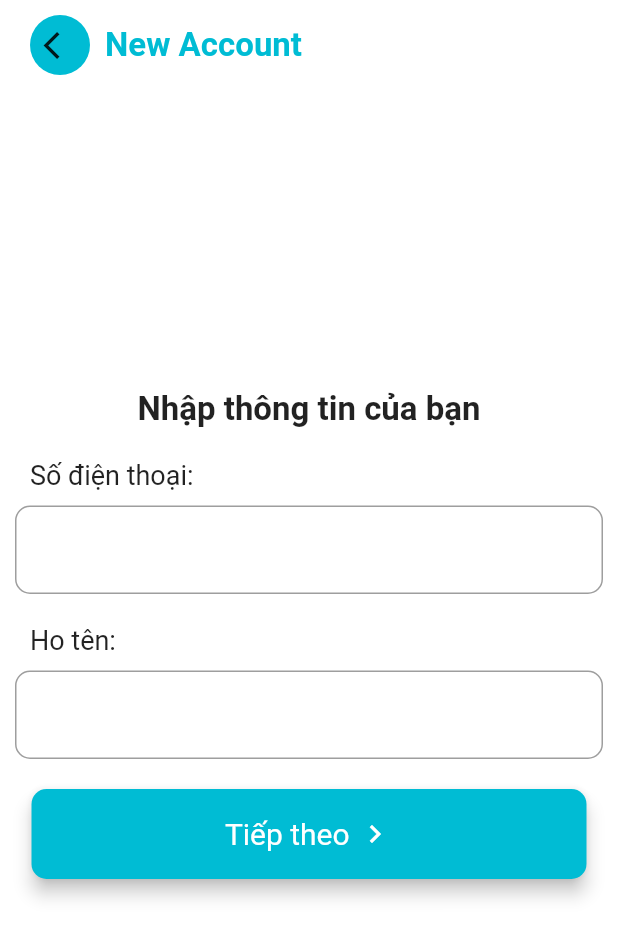
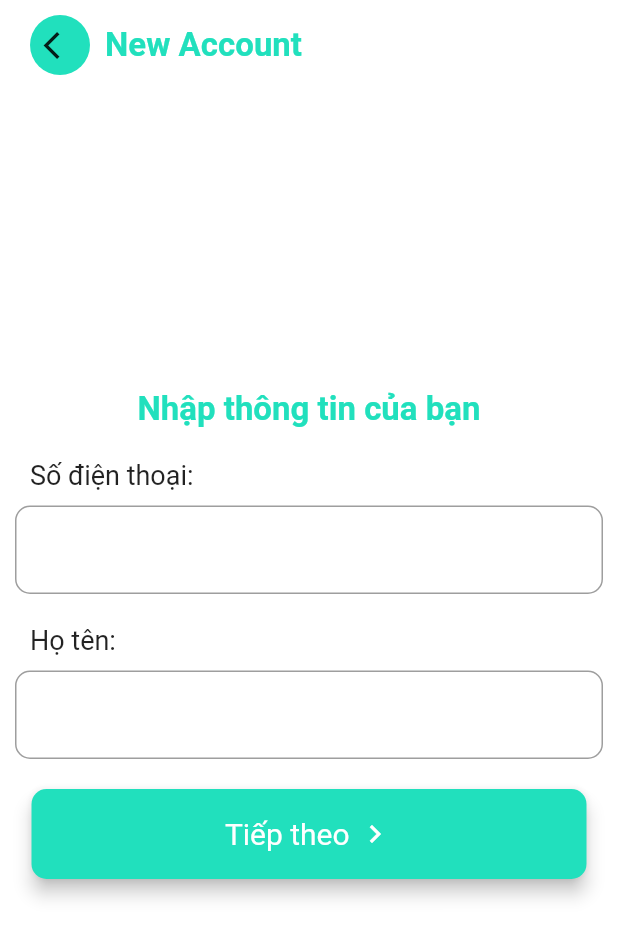
Before and after one commit to alexander-thien/GrabVN, a Flutter app: the NewAccountPage screen opened by its route, on a phone screen of 412 x 824 dp. Shown: the top 938 px of the screen. Run offline on Flutter 3.47's test engine with Material 2 defaults, Android fonts, the phone set to English and light mode, and no system bars.

Commit message:
change color primary

```diff
--- a/lib/screens/new_account_page.dart
+++ b/lib/screens/new_account_page.dart
@@ -19,20 +19,11 @@ class NewAccountPage extends StatelessWidget {
                     const EdgeInsets.symmetric(horizontal: 20, vertical: 10),
                 child: Row(
                   children: <Widget>[
-                    // IconButton(
-                    //     splashRadius: 20,
-                    //     icon: const Icon(
-                    //       Icons.arrow_back_ios,
-                    //       color: Colors.cyan,
-                    //     ),
-                    //     onPressed: () {
-                    //       print("Hello");
-                    //     }),
                     SizedBox.fromSize(
                       size: const Size(40, 40),
                       child: ClipOval(
                         child: Material(
-                          color: Colors.cyan,
+                          color: const Color.fromRGBO(33, 224, 189, 1),
                           child: InkWell(
                               onTap: () {
                                 Navigator.of(context)
@@ -54,7 +45,7 @@ class NewAccountPage extends StatelessWidget {
                           style: TextStyle(
                               fontSize: 22,
                               fontWeight: FontWeight.bold,
-                              color: Colors.cyan),
+                              color: Color.fromRGBO(33, 224, 189, 1)),
                         )
                       ],
                     ),
@@ -66,7 +57,10 @@ class NewAccountPage extends StatelessWidget {
               ),
               const Text(
                 'Nhập thông tin của bạn',
-                style: TextStyle(fontWeight: FontWeight.bold, fontSize: 22),
+                style: TextStyle(
+                    fontWeight: FontWeight.bold,
+                    fontSize: 22,
+                    color: Color.fromRGBO(33, 224, 189, 1)),
               ),
               const Padding(
                   padding: EdgeInsets.symmetric(horizontal: 20, vertical: 10)),
--- a/lib/screens/widgets/new_account_form/NewAccountForm.dart
+++ b/lib/screens/widgets/new_account_form/NewAccountForm.dart
@@ -1,6 +1,9 @@
 // ignore_for_file: use_key_in_widget_constructors
 
 import 'package:flutter/material.dart';
+import 'package:grabvn/screens/chose_driver_booker_page.dart';
+
+import '../../new_account_page.dart';
 
 class NewAccountForm extends StatefulWidget {
   @override
@@ -40,7 +43,7 @@ class _NewAccountFormState extends State<NewAccountForm> {
                 SizedBox(
                   width: 10,
                 ),
-                Text('Ho tên:', style: TextStyle(fontSize: 18))
+                Text('Họ tên:', style: TextStyle(fontSize: 18))
               ],
             ),
             const SizedBox(
@@ -52,27 +55,16 @@ class _NewAccountFormState extends State<NewAccountForm> {
                       borderRadius: BorderRadius.all(Radius.circular(10)))),
             ),
             const SizedBox(height: 20),
-            // TextButton(
-            //   style: TextButton.styleFrom(
-            //       elevation: 5,
-            //       fixedSize: const Size(360, 60),
-            //       foregroundColor: Colors.white,
-            //       backgroundColor: Colors.cyan,
-            //       textStyle: const TextStyle(fontSize: 20),
-            //       shape: RoundedRectangleBorder(
-            //           borderRadius: BorderRadius.circular(10))),
-            //   onPressed: () {
-            //     print("Clickkk...");
-            //   },
-            //   child: const Text('Xác Nhận'),
-            // ),
             ElevatedButton(
-              onPressed: () {},
+              onPressed: () {
+                Navigator.of(context)
+                    .pushNamed(ChoseDriverBookerPage.routeName);
+              },
               style: TextButton.styleFrom(
                   elevation: 5,
                   fixedSize: const Size(370, 60),
                   foregroundColor: Colors.white,
-                  backgroundColor: Colors.cyan,
+                  backgroundColor: const Color.fromRGBO(33, 224, 189, 1),
                   textStyle: const TextStyle(fontSize: 20),
                   shape: RoundedRectangleBorder(
                       borderRadius: BorderRadius.circular(10))),
```
